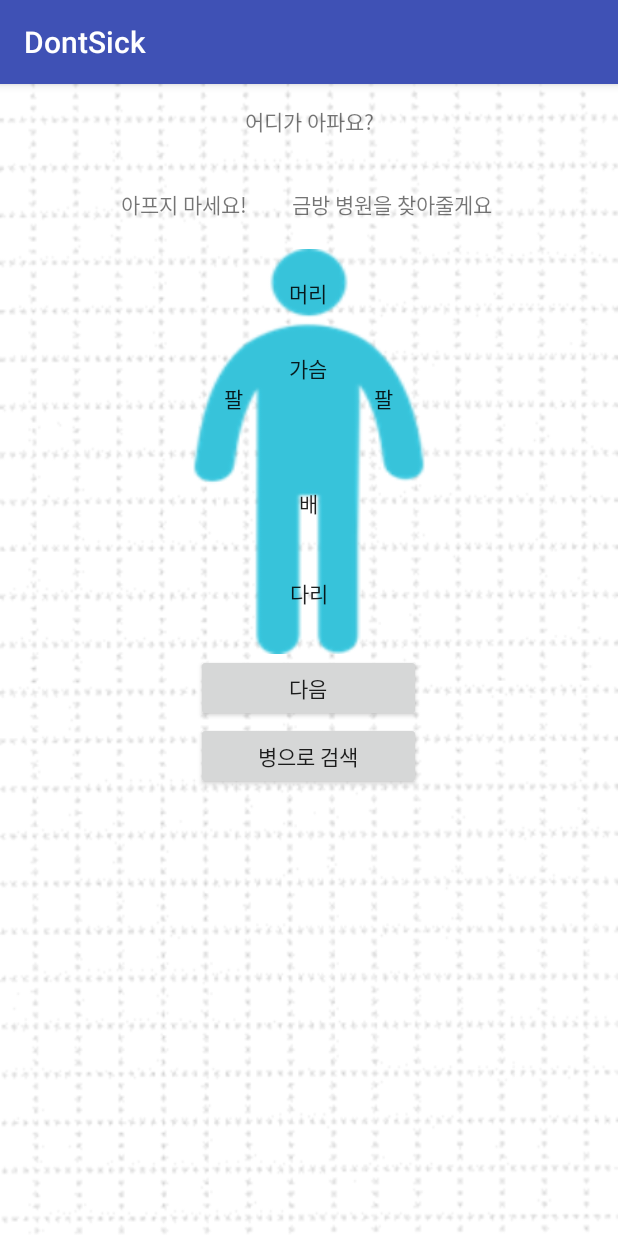
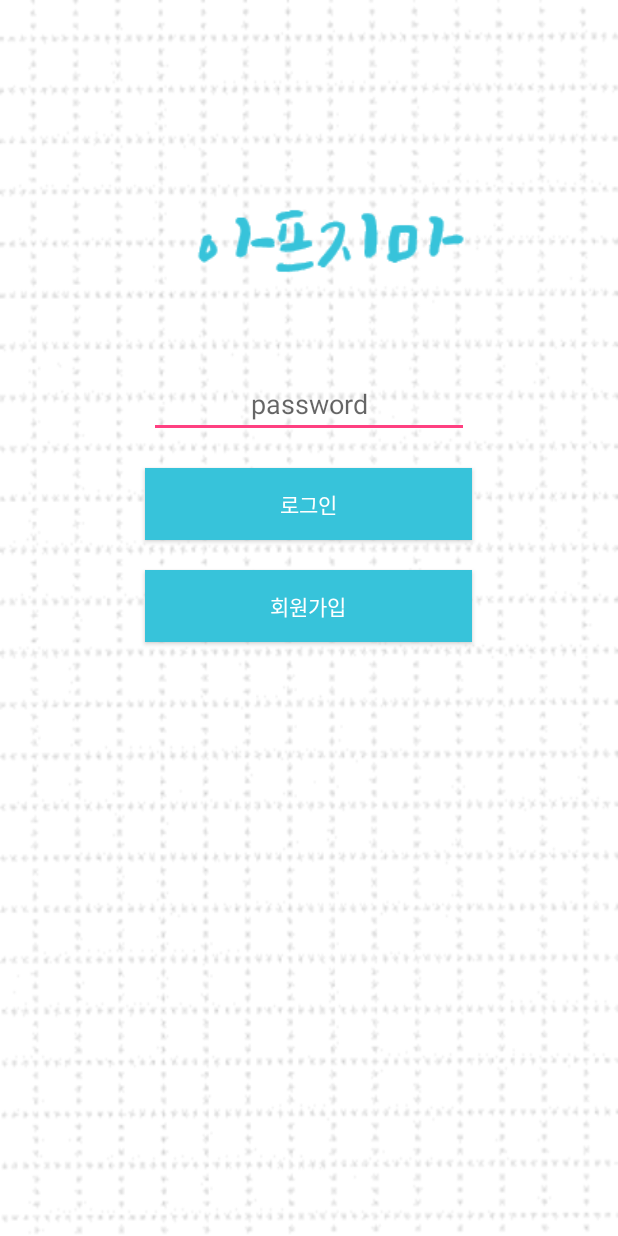
Before and after one commit to leehyojeong/DontSick, an Android app: the screen it shows after launch (MainActivity), on a phone screen of 412 x 824 dp. Run offline under Robolectric (Android 15) with nearby library versions, the phone set to English and light mode, and no system bars; our stand-ins replace Firebase (no records; nobody signed in at launch, a user with empty details on screens opened directly).

Commit message:
뭔가 많이 바뀜

```diff
--- a/app/src/main/AndroidManifest.xml
+++ b/app/src/main/AndroidManifest.xml
@@ -16,6 +16,8 @@
                 <category android:name="android.intent.category.LAUNCHER" />
             </intent-filter>
         </activity>
+        <activity android:name=".SearchActivity" />
+        <activity android:name=".JoinActivity"></activity>
     </application>
 
 </manifest>
--- a/app/src/main/java/com/example/hyoju/dontsick/MainActivity.java
+++ b/app/src/main/java/com/example/hyoju/dontsick/MainActivity.java
@@ -1,65 +1,56 @@
 package com.example.hyoju.dontsick;
 
 import android.content.DialogInterface;
+import android.content.Intent;
 import android.support.v7.app.AlertDialog;
 import android.support.v7.app.AppCompatActivity;
 import android.os.Bundle;
 import android.view.View;
 import android.widget.Button;
+import android.widget.EditText;
 import android.widget.Toast;
+
+import com.google.firebase.firestore.FirebaseFirestore;
 
 import java.util.ArrayList;
 import java.util.List;
 
 public class MainActivity extends AppCompatActivity {
 
-    private Button head;
+
+    private Button Login;
+    private Button Join;
+    private EditText pass;
+
+    //Map<String, Object> user = new HashMap<>();
+
+
+    FirebaseFirestore database = FirebaseFirestore.getInstance();
+
     @Override
     protected void onCreate(Bundle savedInstanceState) {
         super.onCreate(savedInstanceState);
         setContentView(R.layout.activity_main);
 
-        final List<String> selectItems=new ArrayList<String>();
+        pass = (EditText) findViewById(R.id.password);
 
-        head=(Button) findViewById(R.id.head);
-        head.setOnClickListener(new View.OnClickListener(){
+
+        Login = (Button) findViewById(R.id.login);
+        Login.setOnClickListener(new Button.OnClickListener() {//로그인버튼 클릭할 때
 
             @Override
             public void onClick(View v) {
-                final String[] items=new String[]{"눈","귀","코","입","이","목"};
-                AlertDialog.Builder dialog=new AlertDialog.Builder(MainActivity.this);
-                dialog.setTitle("부위를 선택하세요")
-                        .setMultiChoiceItems(items,
-                                new boolean[]{false,false,false,false,false,false},
-                                new DialogInterface.OnMultiChoiceClickListener(){
 
-                                    @Override
-                                    public void onClick(DialogInterface dialogInterface, int which, boolean isChecked) {
-                                        if(isChecked){
-                                            Toast.makeText(MainActivity.this,items[which],Toast.LENGTH_SHORT).show();
-                                            selectItems.add(items[which]);}
-                                        else{
-                                            selectItems.remove(items[which]);
-                                        }
-                                    }
-                                })
-                        .setPositiveButton("확인", new DialogInterface.OnClickListener() {
-                            @Override
-                            public void onClick(DialogInterface dialogInterface, int which) {
-                                if(selectItems.size()==0){
-                                    Toast.makeText(MainActivity.this,"선택되지 않았습니다",Toast.LENGTH_SHORT).show();
-                                }else{
-                                    String items="";
-                                    for(String selectedItmes:selectItems){
-                                        items+=(selectedItmes+", ");
-                                    }
-                                    selectItems.clear();
+            }
+        });
 
-                                    items=items.substring(0,items.length()-2);
-                                    Toast.makeText(MainActivity.this,items,Toast.LENGTH_SHORT).show();
-                                }
-                            }
-                        }).create().show();
+        Join = (Button) findViewById(R.id.join);
+        Join.setOnClickListener(new Button.OnClickListener() {//회원가입버튼 클릭할 때
+
+            @Override
+            public void onClick(View v) {
+                Intent intent = new Intent(getApplicationContext(), JoinActivity.class);
+                startActivity(intent);
             }
         });
     }
--- a/app/src/main/res/layout/activity_main.xml
+++ b/app/src/main/res/layout/activity_main.xml
@@ -2,100 +2,60 @@
 <LinearLayout xmlns:android="http://schemas.android.com/apk/res/android"
     xmlns:app="http://schemas.android.com/apk/res-auto"
     xmlns:tools="http://schemas.android.com/tools"
+    android:orientation="vertical"
     android:layout_width="match_parent"
     android:layout_height="match_parent"
-    android:orientation="vertical"
-    android:background="@drawable/background"
-    tools:context="com.example.hyoju.dontsick.MainActivity">
+    android:background = "@drawable/background"
+    tools:context=".MainActivity">
 
-    <TextView
-        android:layout_width="300dp"
-        android:layout_height="50dp"
-        android:text="어디가 아파요?"
+    <ImageView
+        android:id="@+id/imageView2"
+        android:layout_width="match_parent"
+        android:layout_height="wrap_content"
+        android:layout_marginTop="100dp"
+        android:layout_marginLeft="50dp"
+        app:srcCompat="@drawable/title" />
+
+    <EditText
+        android:id="@+id/password"
+        android:layout_width="wrap_content"
+        android:layout_height="wrap_content"
+        android:layout_centerInParent="true"
+        android:ems="10"
+        android:inputType="numberPassword"
         android:gravity="center"
-        android:layout_gravity="center" />
-    <TextView
-        android:layout_width="300dp"
-        android:layout_height="60dp"
-        android:text="아프지 마세요!
-        금방 병원을 찾아줄게요 "
         android:layout_gravity="center"
-        android:gravity="center"/>
-
-    <LinearLayout
-        android:layout_width="300dp"
-        android:layout_height="270dp"
-        android:orientation="vertical"
-        android:layout_gravity="center"
-        android:gravity="center"
-        android:background="@drawable/body">
-    <Button
-        android:id="@+id/head"
-        android:layout_width="50dp"
-        android:layout_height="50dp"
-        android:text="머리"
-        android:layout_gravity="center"
-        android:gravity="center"
-        android:background="#00ff0000"/>
-    <LinearLayout
-        android:layout_width="300dp"
-        android:layout_height="90dp"
-        android:layout_gravity="center"
-        android:gravity="center">
-        <Button
-            android:id="@+id/arm1"
-            android:layout_width="50dp"
-            android:layout_height="50dp"
-            android:text="팔"
-            android:layout_gravity="center"
-            android:gravity="center"
-            android:background="#00ff0000"/>
-        <Button
-            android:id="@+id/chest"
-            android:layout_width="50dp"
-            android:layout_height="50dp"
-            android:text="가슴"
-            android:layout_gravity="center"
-            android:gravity="center"
-            android:background="#00ff0000"
-            android:layout_marginBottom="20dp"/>
-        <Button
-            android:id="@+id/arm2"
-            android:layout_width="50dp"
-            android:layout_height="50dp"
-            android:text="팔"
-            android:layout_gravity="center"
-            android:gravity="center"
-            android:background="#00ff0000"/>
-    </LinearLayout>
-        <Button
-            android:layout_width="50dp"
-            android:layout_height="50dp"
-            android:text="배"
-            android:layout_gravity="center"
-            android:gravity="center"
-            android:background="#00ff0000"/>
-    <Button
-        android:layout_width="45dp"
-        android:layout_height="70dp"
-        android:text="다리"
-        android:layout_gravity="center"
-        android:gravity="center"
-        android:background="#00ff0000"/>
-    </LinearLayout>
+        android:layout_marginTop="5dp"
+        android:hint = "password"
+        />
 
     <Button
-        android:layout_width="150dp"
-        android:layout_height="45dp"
-        android:text="다음"
+        android:id="@+id/login"
+        android:layout_width="218dp"
+        android:layout_height="48dp"
+        android:layout_alignParentBottom="true"
+        android:layout_centerHorizontal="true"
+        android:layout_marginBottom="20dp"
+        android:background="#37C3DA"
+        android:text="로그인"
+        android:textColor="#FFFFFF"
+        android:gravity="center"
         android:layout_gravity="center"
-        android:gravity="center"/>
+        android:layout_marginTop="20dp"/>
+
     <Button
-        android:layout_width="150dp"
-        android:layout_height="45dp"
-        android:text="병으로 검색"
+        android:id="@+id/join"
+        android:layout_width="218dp"
+        android:layout_height="48dp"
+        android:layout_alignParentBottom="true"
+        android:layout_centerHorizontal="true"
         android:layout_gravity="center"
-        android:gravity="center"/>
+        android:layout_marginBottom="83dp"
+        android:layout_marginTop="0dp"
+        android:background="#37C3DA"
+        android:gravity="center"
+        android:text="회원가입"
+        android:textColor="#FFFFFF" />
 
 
 </LinearLayout>
--- a/app/src/main/res/values/styles.xml
+++ b/app/src/main/res/values/styles.xml
@@ -6,6 +6,7 @@
         <item name="colorPrimary">@color/colorPrimary</item>
         <item name="colorPrimaryDark">@color/colorPrimaryDark</item>
         <item name="colorAccent">@color/colorAccent</item>
+        <item name = "windowNoTitle">true</item>
     </style>
 
 </resources>
--- a/build.gradle
+++ b/build.gradle
@@ -12,6 +12,7 @@ buildscript {
 
         // NOTE: Do not place your application dependencies here; they belong
         // in the individual module build.gradle files
+        classpath 'com.google.gms:google-services:3.1.1'
     }
 }
 
```
Also changed, not shown: app/build.gradle (+6 -3 lines), app/src/main/java/com/example/hyoju/dontsick/JoinActivity.java (added, +34 -0 lines), app/src/main/java/com/example/hyoju/dontsick/SearchActivity.java (added, +66 -0 lines), app/src/main/res/layout/activity_join.xml (added, +82 -0 lines), app/src/main/res/layout/activity_login.xml (added, +9 -0 lines), app/src/main/res/layout/activity_search.xml (added, +101 -0 lines), app/src/main/res/drawable/join.png (added), app/src/main/res/drawable/login.png (added), app/src/main/res/drawable/title.png (added), 1 other file.
